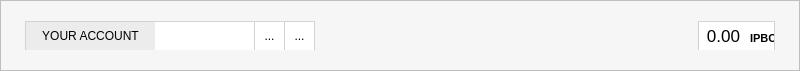
Before: the Qt Designer form src/gui/ui/accountframe.ui in ipbc-dev/bittube-wallet-old, drawn with Qt 5.
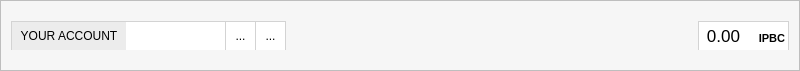
After: the same form once the commit is applied. Icons and pictures are not drawn.

```diff
--- a/src/gui/ui/accountframe.ui
+++ b/src/gui/ui/accountframe.ui
@@ -117,7 +117,7 @@
    <string>Frame</string>
   </property>
   <property name="autoFillBackground">
-   <bool>true</bool>
+   <bool>false</bool>
   </property>
   <property name="styleSheet">
    <string notr="true">background-color: rgb(246,246,246);</string>
@@ -170,13 +170,13 @@
         <widget class="QLabel" name="label">
          <property name="minimumSize">
           <size>
-           <width>149</width>
+           <width>120</width>
            <height>30</height>
           </size>
          </property>
          <property name="maximumSize">
           <size>
-           <width>149</width>
+           <width>120</width>
            <height>30</height>
           </size>
          </property>
@@ -193,7 +193,7 @@
           <string notr="true">background-color: rgb(236,236,236);
 border: 1px solid lightgray;
 border-right: 0;
-margin-left: 19px;</string>
+margin-left: 5px;</string>
          </property>
          <property name="text">
           <string>YOUR ACCOUNT</string>
@@ -449,7 +449,7 @@
           <bool>false</bool>
          </property>
          <property name="styleSheet">
-          <string notr="true">margin-right: 19px;
+          <string notr="true">margin-right: 5px;
 padding-top:5px;
 background-color: white;
 border: 1px solid lightgray;
@@ -459,7 +459,7 @@
           <string> IPBC</string>
          </property>
          <property name="alignment">
-          <set>Qt::AlignLeading|Qt::AlignLeft|Qt::AlignVCenter</set>
+          <set>Qt::AlignRight|Qt::AlignTrailing|Qt::AlignVCenter</set>
          </property>
          <property name="margin">
           <number>0</number>
```
Left out of the diff: 2 changed lines with no effect on the pictures.
